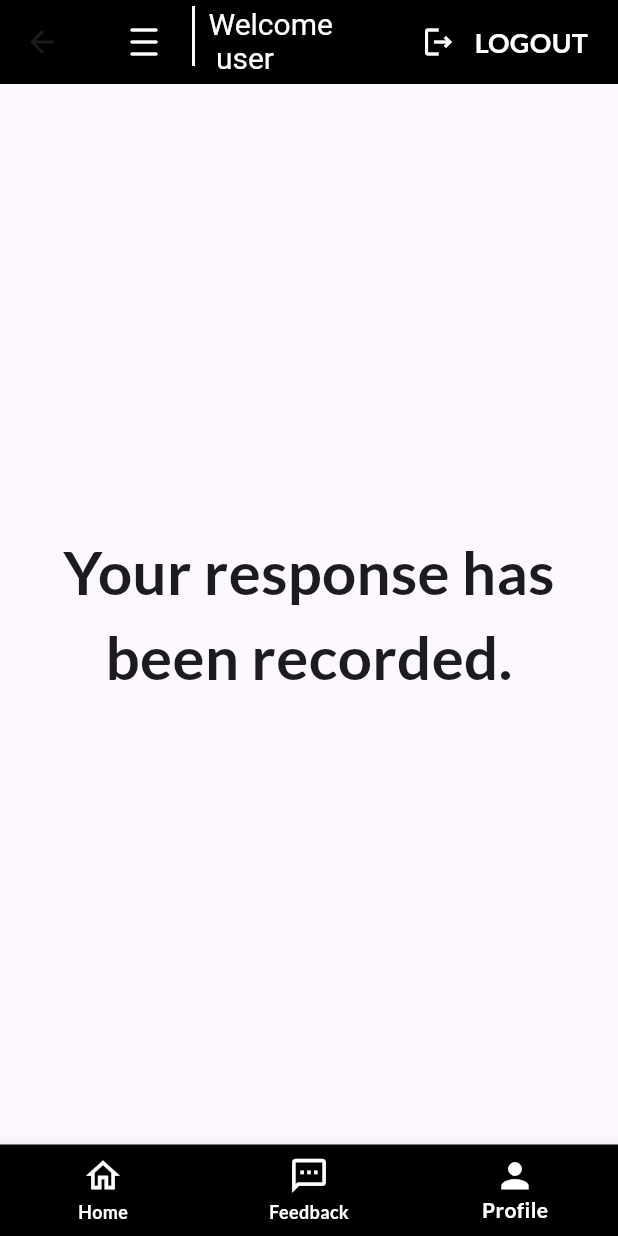
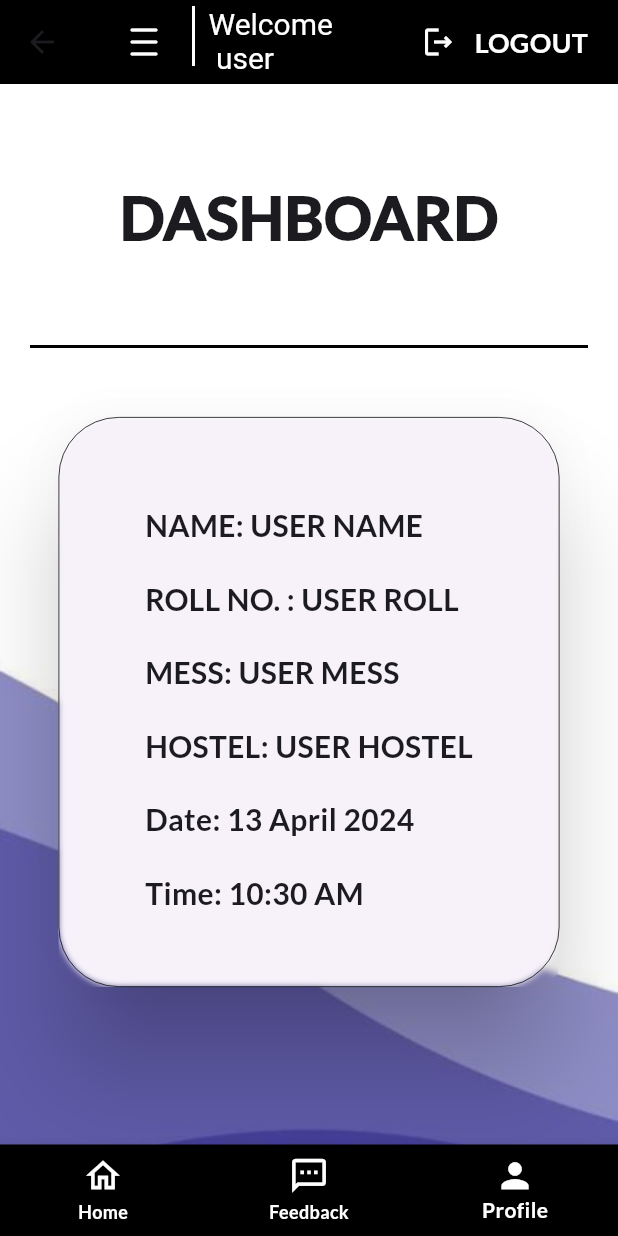
Before and after one commit to Lord-Morpheus/MessManagementApp, a Flutter app: the Studenthomepage screen opened directly, swiped to page 3, on a phone screen of 412 x 824 dp. Run offline on Flutter 3.47's test engine with Material 3 defaults, Android fonts, the phone set to English and light mode, and no system bars; missing offline and left inert: qr_code_scanner.

Commit message:
dashboard added and connected with bottom navigation bar

```diff
--- /dev/null
+++ b/Frontend/lib/studentpages/dashboard.dart
@@ -0,0 +1,140 @@
+import 'package:flutter/material.dart';
+import 'dart:ui';
+import 'package:intl/intl.dart';
+
+
+class Dash extends StatefulWidget {
+  const Dash({super.key});
+
+  @override
+  State<Dash> createState() => _DashState();
+}
+
+class _DashState extends State<Dash> {
+  String name="USER NAME";
+  String roll="USER ROLL";
+  String mess="USER MESS";
+  String hostel="USER HOSTEL";
+  @override
+  Widget build(BuildContext context) {
+
+    var time=DateTime.now();
+    return Scaffold(
+      body: Container(
+        decoration:const  BoxDecoration(
+          image: DecorationImage(
+            image:  AssetImage("assets/images/background.png"),
+            fit: BoxFit.cover,
+            ),
+        ),
+        padding: const EdgeInsets.only(left:20,right: 20),
+        child: Column(
+              mainAxisAlignment: MainAxisAlignment.start,
+              crossAxisAlignment: CrossAxisAlignment.start,
+              children:[
+                const SizedBox(height:60),
+                const Center(
+                  child: Text(
+                    'DASHBOARD',
+                    style: TextStyle(
+                      fontSize: 40,
+                      fontWeight: FontWeight.w900,
+                    ),
+                  ),
+                ),
+                const SizedBox(height: 50),
+                const Divider(
+                  color: Colors.black,
+                  thickness: 2,
+                ),
+                const SizedBox(height: 20),
+                Container(
+                  padding: const EdgeInsets.all(15),
+                  //height: double.infinity,
+                  width:double.infinity,
+                  child: Card(
+                    elevation: 30,
+                    shadowColor: Colors.black,
+                    shape: RoundedRectangleBorder(
+                      borderRadius: BorderRadius.circular(40),
+                      side: const BorderSide(
+                        color: Colors.black,
+                        width:0.5,
+                      ),
+                    ),
+                    child: ClipRRect(
+                      borderRadius: BorderRadius.circular(16),
+                      child: BackdropFilter(
+                        filter: ImageFilter.blur(
+                          sigmaX: 2,
+                          sigmaY: 2,
+                        ),
+                        child: Padding(
+                          padding: const EdgeInsets.all(8.0),
+                          child: Center(
+                            child: Column(
+                              crossAxisAlignment: CrossAxisAlignment.start,
+                              children: [
+                                const SizedBox(height: 50),
+                                Text(
+                                  "NAME: $name",
+                                  style:const TextStyle(
+                                    fontSize: 20,
+                                    fontWeight: FontWeight.bold,
+                                  ),
+                                ),
+                                const SizedBox(height: 20),
+                                Text(
+                                  "ROLL NO. : $roll",
+                                  style:const TextStyle(
+                                    fontSize: 20,
+                                    fontWeight: FontWeight.bold,
+                                  ),
+                                ),
+                                const SizedBox(height: 20),
+                                Text(
+                                  "MESS: $mess",
+                                  style:const TextStyle(
+                                    fontSize: 20,
+                                    fontWeight: FontWeight.bold,
+                                  ),
+                                ),
+                                const SizedBox(height: 20),
+                                Text(
+                                  "HOSTEL: $hostel",
+                                  style:const TextStyle(
+                                    fontSize: 20,
+                                    fontWeight: FontWeight.bold,
+                                  ),
+                                ),
+                                const SizedBox(height: 20),
+                                Text(
+                                  "Date: ${DateFormat('dd MMMM yyyy').format(time)}",
+                                  style:const TextStyle(
+                                    fontSize: 20,
+                                    fontWeight: FontWeight.bold,
+                                  ),
+                                ),
+                                const SizedBox(height: 20),
+                                Text(
+                                  "Time: ${DateFormat('hh:mm a').format(time)}",
+                                  style:const TextStyle(
+                                    fontSize: 20,
+                                    fontWeight: FontWeight.bold,
+                                  ),
+                                ),
+                                const SizedBox(height: 40),
+                              ],
+                            ),
+                          ),
+                        ),
+                      ),
+                    ),
+                  ),
+                ),
+              ],
+            ),
+      ),
+    );
+  }
+}
--- a/Frontend/lib/studentpages/global_vari.dart
+++ b/Frontend/lib/studentpages/global_vari.dart
@@ -1,10 +1,10 @@
 final options=[
   {
-    'title':'MESS  MENU',
+    'title':'MESS MENU',
     'image':'assets/images/menu.png',
   },
   {
-    'title':'MESS  PREFERENCE  FORM',
+    'title':'MESS PREFERENCE FORM',
     'image':'assets/images/feed.png',
   },
   {
--- a/Frontend/lib/studentpages/studentForm.dart
+++ b/Frontend/lib/studentpages/studentForm.dart
@@ -1,6 +1,4 @@
-
 import 'package:flutter/material.dart';
-import 'thankyou.dart';
 import 'student_feedback.dart';
 final _formkey=GlobalKey<FormState>();
 
--- a/Frontend/lib/studentpages/studenthomepg.dart
+++ b/Frontend/lib/studentpages/studenthomepg.dart
@@ -1,8 +1,8 @@
 import 'package:flutter/material.dart';
 import 'package:mess/register_login/login.dart';
+import 'package:mess/studentpages/dashboard.dart';
 import 'package:mess/studentpages/newhome.dart';
 import 'package:mess/studentpages/student_feedback.dart';
-import 'package:mess/studentpages/thankyou.dart';
 
 class Studenthomepage extends StatefulWidget {
   const Studenthomepage({super.key});
@@ -20,7 +20,7 @@ class _StudenthomepageState extends State<Studenthomepage> {
   List<Widget> pages=[
     const Newhome(),
     FeedbackForm(),
-    const thankyou()
+    const Dash(),
   ];
 
   @override
--- a/Frontend/pubspec.yaml
+++ b/Frontend/pubspec.yaml
@@ -37,6 +37,7 @@ dependencies:
   # The following adds the Cupertino Icons font to your application.
   # Use with the CupertinoIcons class for iOS style icons.
   cupertino_icons: ^1.0.6
+  intl: ^0.19.0
 
 dev_dependencies:
   flutter_test:
@@ -48,6 +49,7 @@ dev_dependencies:
   # package. See that file for information about deactivating specific lint
   # rules and activating additional ones.
   flutter_lints: ^3.0.0
+
 
 # For information on the generic Dart part of this file, see the
 # following page: https://dart.dev/tools/pub/pubspec
```
Also changed, not shown: Frontend/lib/studentpages/newhome.dart (line endings or trailing spaces), Frontend/lib/studentpages/options.dart (line endings or trailing spaces), Frontend/pubspec.lock.
